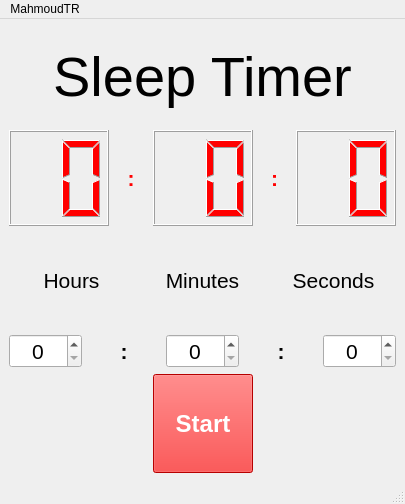
This is src/ui/gui.ui in Mahmoud217TR/python-sleep-timer as Qt 5 draws it before an edit. The edited form follows.
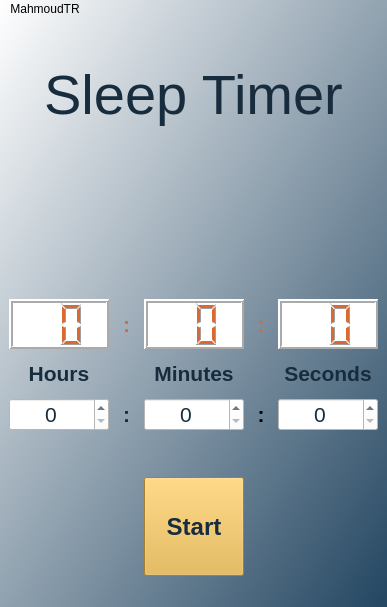
This is the edited form. Icons and pictures are not drawn.

Commit message: enhanced style

Patch:
```diff
--- a/src/ui/gui.ui
+++ b/src/ui/gui.ui
@@ -6,27 +6,38 @@
    <rect>
     <x>0</x>
     <y>0</y>
-    <width>405</width>
-    <height>504</height>
+    <width>387</width>
+    <height>607</height>
    </rect>
   </property>
   <property name="minimumSize">
    <size>
-    <width>405</width>
-    <height>504</height>
+    <width>387</width>
+    <height>607</height>
    </size>
   </property>
   <property name="maximumSize">
    <size>
-    <width>405</width>
-    <height>504</height>
+    <width>387</width>
+    <height>607</height>
    </size>
   </property>
   <property name="windowTitle">
    <string>Sleep Timer</string>
   </property>
+  <property name="windowIcon">
+   <iconset>
+    <normalon>../artwork/Icon.ico</normalon>
+   </iconset>
+  </property>
+  <property name="styleSheet">
+   <string notr="true">background-color: qlineargradient(spread:pad, x1:0.98, y1:0.994682, x2:0, y2:0, stop:0 rgba(38, 72, 99, 255), stop:1 rgba(255, 255, 255, 255));</string>
+  </property>
   <widget class="QWidget" name="centralwidget">
-   <layout class="QGridLayout" name="gridLayout">
+   <property name="styleSheet">
+    <string notr="true">background-color: rgba(255, 255, 255, 0);</string>
+   </property>
+   <layout class="QGridLayout" name="gridLayout_2">
     <item row="0" column="0">
      <layout class="QVBoxLayout" name="verticalLayout">
       <item>
@@ -37,6 +48,10 @@
           <pointsize>42</pointsize>
          </font>
         </property>
+        <property name="styleSheet">
+         <string notr="true">color: rgb(23, 44, 61);
+background-color: rgba(255, 255, 255, 0);</string>
+        </property>
         <property name="text">
          <string>Sleep Timer</string>
         </property>
@@ -48,57 +63,61 @@
       <item>
        <layout class="QHBoxLayout" name="horizontalLayout_3">
         <item>
-         <widget class="QLCDNumber" name="hoursLcd">
-          <property name="minimumSize">
+         <spacer name="horizontalSpacer_3">
+          <property name="orientation">
+           <enum>Qt::Horizontal</enum>
+          </property>
+          <property name="sizeHint" stdset="0">
            <size>
-            <width>100</width>
-            <height>50</height>
+            <width>40</width>
+            <height>20</height>
            </size>
           </property>
-          <property name="font">
-           <font>
-            <pointsize>16</pointsize>
-           </font>
-          </property>
-          <property name="styleSheet">
-           <string notr="true">color:red;</string>
-          </property>
-          <property name="smallDecimalPoint">
-           <bool>false</bool>
-          </property>
-          <property name="digitCount">
-           <number>2</number>
-          </property>
-          <property name="segmentStyle">
-           <enum>QLCDNumber::Filled</enum>
-          </property>
-          <property name="value" stdset="0">
-           <double>0.000000000000000</double>
-          </property>
-         </widget>
+         </spacer>
         </item>
         <item>
-         <widget class="QLabel" name="lcdSeperator1">
-          <property name="font">
-           <font>
-            <family>Segoe UI</family>
-            <pointsize>16</pointsize>
-            <weight>75</weight>
-            <bold>true</bold>
-           </font>
-          </property>
-          <property name="styleSheet">
-           <string notr="true">color:red;</string>
+         <widget class="QLabel" name="logoLabel">
+          <property name="maximumSize">
+           <size>
+            <width>126</width>
+            <height>126</height>
+           </size>
           </property>
           <property name="text">
-           <string>:</string>
+           <string/>
+          </property>
+          <property name="pixmap">
+           <pixmap>../artwork/Logo.png</pixmap>
+          </property>
+          <property name="scaledContents">
+           <bool>true</bool>
           </property>
           <property name="alignment">
            <set>Qt::AlignCenter</set>
           </property>
+          <property name="indent">
+           <number>-2</number>
+          </property>
          </widget>
         </item>
         <item>
+         <spacer name="horizontalSpacer_4">
+          <property name="orientation">
+           <enum>Qt::Horizontal</enum>
+          </property>
+          <property name="sizeHint" stdset="0">
+           <size>
+            <width>40</width>
+            <height>20</height>
+           </size>
+          </property>
+         </spacer>
+        </item>
+       </layout>
+      </item>
+      <item>
+       <layout class="QGridLayout" name="gridLayout">
+        <item row="0" column="2">
          <widget class="QLCDNumber" name="minutesLcd">
           <property name="minimumSize">
            <size>
@@ -114,7 +133,8 @@
            </font>
           </property>
           <property name="styleSheet">
-           <string notr="true">color:red;</string>
+           <string notr="true">color: rgb(218, 105, 49);
+background-color: rgb(255, 255, 255);</string>
           </property>
           <property name="frameShape">
            <enum>QFrame::Box</enum>
@@ -123,7 +143,7 @@
            <enum>QFrame::Raised</enum>
           </property>
           <property name="lineWidth">
-           <number>1</number>
+           <number>2</number>
           </property>
           <property name="smallDecimalPoint">
            <bool>false</bool>
@@ -139,8 +159,8 @@
           </property>
          </widget>
         </item>
-        <item>
-         <widget class="QLabel" name="lcdSeperator2">
+        <item row="0" column="1">
+         <widget class="QLabel" name="lcdSeperator1">
           <property name="font">
            <font>
             <family>Segoe UI</family>
@@ -150,7 +170,7 @@
            </font>
           </property>
           <property name="styleSheet">
-           <string notr="true">color:red;</string>
+           <string notr="true">color: rgb(218, 105, 49);</string>
           </property>
           <property name="text">
            <string>:</string>
@@ -160,7 +180,41 @@
           </property>
          </widget>
         </item>
-        <item>
+        <item row="0" column="0">
+         <widget class="QLCDNumber" name="hoursLcd">
+          <property name="minimumSize">
+           <size>
+            <width>100</width>
+            <height>50</height>
+           </size>
+          </property>
+          <property name="font">
+           <font>
+            <pointsize>16</pointsize>
+           </font>
+          </property>
+          <property name="styleSheet">
+           <string notr="true">color: rgb(218, 105, 49);
+background-color: rgb(255, 255, 255);</string>
+          </property>
+          <property name="lineWidth">
+           <number>2</number>
+          </property>
+          <property name="smallDecimalPoint">
+           <bool>false</bool>
+          </property>
+          <property name="digitCount">
+           <number>2</number>
+          </property>
+          <property name="segmentStyle">
+           <enum>QLCDNumber::Filled</enum>
+          </property>
+          <property name="value" stdset="0">
+           <double>0.000000000000000</double>
+          </property>
+         </widget>
+        </item>
+        <item row="0" column="4">
          <widget class="QLCDNumber" name="secondsLcd">
           <property name="minimumSize">
            <size>
@@ -174,7 +228,11 @@
            </font>
           </property>
           <property name="styleSheet">
-           <string notr="true">color:red;</string>
+           <string notr="true">color: rgb(218, 105, 49);
+background-color: rgba(255, 255, 255);</string>
+          </property>
+          <property name="lineWidth">
+           <number>2</number>
           </property>
           <property name="smallDecimalPoint">
            <bool>false</bool>
@@ -190,18 +248,19 @@
           </property>
          </widget>
         </item>
-       </layout>
-      </item>
-      <item>
-       <layout class="QHBoxLayout" name="horizontalLayout_2">
-        <item>
+        <item row="1" column="0">
          <widget class="QLabel" name="hoursLabel">
           <property name="font">
            <font>
             <family>Segoe UI</family>
             <pointsize>16</pointsize>
+            <weight>75</weight>
+            <bold>true</bold>
            </font>
           </property>
+          <property name="styleSheet">
+           <string notr="true">color: rgb(23, 44, 61);</string>
+          </property>
           <property name="text">
            <string>Hours</string>
           </property>
@@ -210,30 +269,40 @@
           </property>
          </widget>
         </item>
-        <item>
-         <widget class="QLabel" name="minutesLabel">
+        <item row="0" column="3">
+         <widget class="QLabel" name="lcdSeperator2">
           <property name="font">
            <font>
             <family>Segoe UI</family>
             <pointsize>16</pointsize>
+            <weight>75</weight>
+            <bold>true</bold>
            </font>
           </property>
+          <property name="styleSheet">
+           <string notr="true">color: rgb(218, 105, 49);</string>
+          </property>
           <property name="text">
-           <string>Minutes</string>
+           <string>:</string>
           </property>
           <property name="alignment">
            <set>Qt::AlignCenter</set>
           </property>
          </widget>
         </item>
-        <item>
+        <item row="1" column="4">
          <widget class="QLabel" name="secondsLabel">
           <property name="font">
            <font>
             <family>Segoe UI</family>
             <pointsize>16</pointsize>
+            <weight>75</weight>
+            <bold>true</bold>
            </font>
           </property>
+          <property name="styleSheet">
+           <string notr="true">color: rgb(23, 44, 61);</string>
+          </property>
           <property name="text">
            <string>Seconds</string>
           </property>
@@ -242,11 +311,28 @@
           </property>
          </widget>
         </item>
-       </layout>
-      </item>
-      <item>
-       <layout class="QHBoxLayout" name="horizontalLayout">
-        <item>
+        <item row="1" column="2">
+         <widget class="QLabel" name="minutesLabel">
+          <property name="font">
+           <font>
+            <family>Segoe UI</family>
+            <pointsize>16</pointsize>
+            <weight>75</weight>
+            <bold>true</bold>
+           </font>
+          </property>
+          <property name="styleSheet">
+           <string notr="true">color: rgb(23, 44, 61);</string>
+          </property>
+          <property name="text">
+           <string>Minutes</string>
+          </property>
+          <property name="alignment">
+           <set>Qt::AlignCenter</set>
+          </property>
+         </widget>
+        </item>
+        <item row="2" column="0">
          <widget class="QSpinBox" name="hoursBox">
           <property name="font">
            <font>
@@ -256,6 +342,10 @@
           <property name="layoutDirection">
            <enum>Qt::LeftToRight</enum>
           </property>
+          <property name="styleSheet">
+           <string notr="true">color: rgb(23, 44, 61);
+background-color: rgb(255, 255, 255);</string>
+          </property>
           <property name="alignment">
            <set>Qt::AlignCenter</set>
           </property>
@@ -264,31 +354,17 @@
           </property>
          </widget>
         </item>
-        <item>
-         <widget class="QLabel" name="seperator1">
-          <property name="font">
-           <font>
-            <family>Segoe UI</family>
-            <pointsize>16</pointsize>
-            <weight>75</weight>
-            <bold>true</bold>
-           </font>
-          </property>
-          <property name="text">
-           <string>:</string>
-          </property>
-          <property name="alignment">
-           <set>Qt::AlignCenter</set>
-          </property>
-         </widget>
-        </item>
-        <item>
+        <item row="2" column="2">
          <widget class="QSpinBox" name="minutesBox">
           <property name="font">
            <font>
             <pointsize>16</pointsize>
            </font>
           </property>
+          <property name="styleSheet">
+           <string notr="true">color: rgb(23, 44, 61);
+background-color: rgb(255, 255, 255);</string>
+          </property>
           <property name="alignment">
            <set>Qt::AlignCenter</set>
           </property>
@@ -297,44 +373,86 @@
           </property>
          </widget>
         </item>
-        <item>
-         <widget class="QLabel" name="seperator2">
-          <property name="font">
-           <font>
-            <family>Segoe UI</family>
-            <pointsize>16</pointsize>
-            <weight>75</weight>
-            <bold>true</bold>
-           </font>
-          </property>
-          <property name="text">
-           <string>:</string>
-          </property>
-          <property name="alignment">
-           <set>Qt::AlignCenter</set>
-          </property>
-         </widget>
-        </item>
-        <item>
+        <item row="2" column="4">
          <widget class="QSpinBox" name="secondsBox">
           <property name="font">
            <font>
             <pointsize>16</pointsize>
            </font>
           </property>
+          <property name="styleSheet">
+           <string notr="true">color: rgb(23, 44, 61);
+background-color: rgb(255, 255, 255);</string>
+          </property>
           <property name="alignment">
            <set>Qt::AlignCenter</set>
           </property>
+          <property name="readOnly">
+           <bool>false</bool>
+          </property>
           <property name="maximum">
            <number>59</number>
           </property>
          </widget>
         </item>
-       </layout>
-      </item>
-     </layout>
-    </item>
-    <item row="1" column="0">
+        <item row="2" column="3">
+         <widget class="QLabel" name="seperator2">
+          <property name="font">
+           <font>
+            <family>Segoe UI</family>
+            <pointsize>16</pointsize>
+            <weight>75</weight>
+            <bold>true</bold>
+           </font>
+          </property>
+          <property name="text">
+           <string>:</string>
+          </property>
+          <property name="alignment">
+           <set>Qt::AlignCenter</set>
+          </property>
+         </widget>
+        </item>
+        <item row="2" column="1">
+         <widget class="QLabel" name="seperator1">
+          <property name="font">
+           <font>
+            <family>Segoe UI</family>
+            <pointsize>16</pointsize>
+            <weight>75</weight>
+            <bold>true</bold>
+           </font>
+          </property>
+          <property name="styleSheet">
+           <string notr="true">color: rgb(23, 44, 61);</string>
+          </property>
+          <property name="text">
+           <string>:</string>
+          </property>
+          <property name="alignment">
+           <set>Qt::AlignCenter</set>
+          </property>
+         </widget>
+        </item>
+       </layout>
+      </item>
+      <item>
+       <spacer name="verticalSpacer">
+        <property name="orientation">
+         <enum>Qt::Vertical</enum>
+        </property>
+        <property name="sizeType">
+         <enum>QSizePolicy::Fixed</enum>
+        </property>
+        <property name="sizeHint" stdset="0">
+         <size>
+          <width>20</width>
+          <height>40</height>
+         </size>
+        </property>
+       </spacer>
+      </item>
+      <item>
      <layout class="QHBoxLayout" name="horizontalLayout_4">
       <item>
        <spacer name="horizontalSpacer_2">
@@ -372,8 +490,8 @@
          </font>
         </property>
         <property name="styleSheet">
-         <string notr="true">color:white;
-background-color:red;</string>
+           <string notr="true">color: rgb(23, 44, 61);
+background-color: rgb(230, 179, 61);</string>
         </property>
         <property name="text">
          <string>Start</string>
@@ -399,16 +517,21 @@
      </layout>
     </item>
    </layout>
+    </item>
+   </layout>
   </widget>
   <widget class="QMenuBar" name="menubar">
    <property name="geometry">
     <rect>
      <x>0</x>
      <y>0</y>
-     <width>405</width>
+     <width>387</width>
      <height>26</height>
     </rect>
    </property>
+   <property name="styleSheet">
+    <string notr="true">background-color: rgba(255, 255, 255, 0);</string>
+   </property>
    <widget class="QMenu" name="menuAbout">
     <property name="title">
      <string>MahmoudTR</string>
@@ -417,7 +540,11 @@
    </widget>
    <addaction name="menuAbout"/>
   </widget>
-  <widget class="QStatusBar" name="statusbar"/>
+  <widget class="QStatusBar" name="statusbar">
+   <property name="styleSheet">
+    <string notr="true">background-color: rgba(255, 255, 255, 0);</string>
+   </property>
+  </widget>
   <action name="actionGitHub">
    <property name="checkable">
     <bool>false</bool>
```
Left out of the diff: 2 changed lines with no effect on the pictures. Lines whose indentation alone changed are shown as unchanged. The commit also changes 1 other file.
